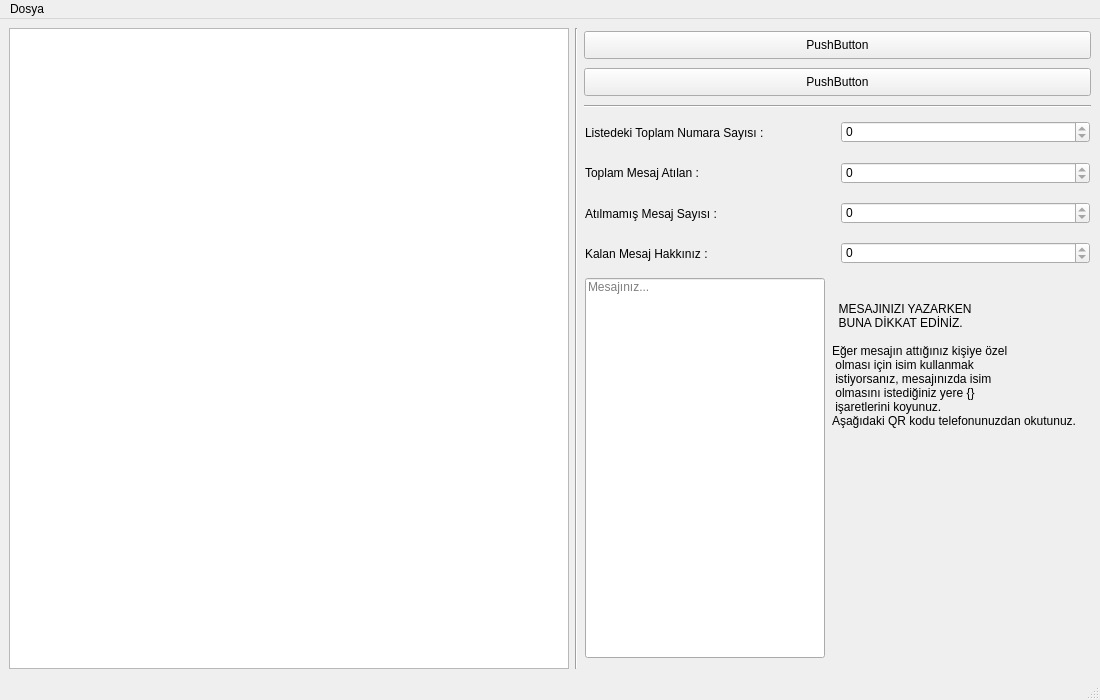
First picture: the form in .ui Files/Main Window/untitled.ui, repository MFurkan41/WhatsSend, before the edit.
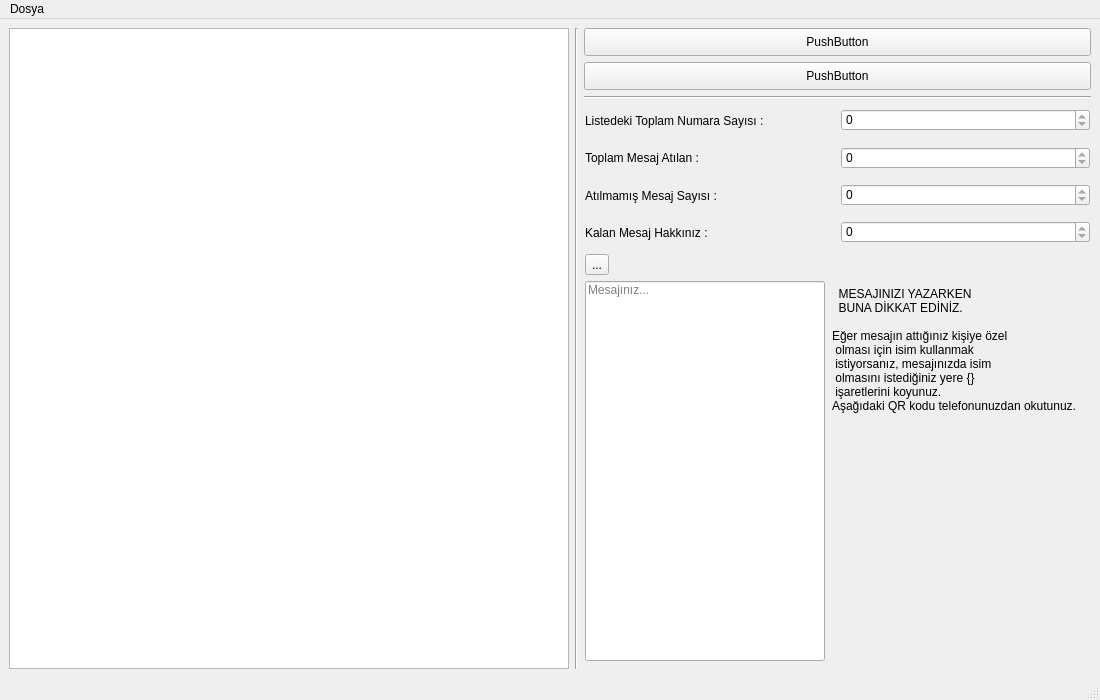
Second picture: the form after the edit. Icons and pictures are not drawn.

Patch:
```diff
--- a/.ui Files/Main Window/untitled.ui
+++ b/.ui Files/Main Window/untitled.ui
@@ -312,6 +312,15 @@
         <item>
          <layout class="QHBoxLayout" name="horizontalLayout_7">
           <item>
+           <layout class="QVBoxLayout" name="verticalLayout_7">
+            <item>
+             <widget class="QToolButton" name="toolButton">
+              <property name="text">
+               <string>...</string>
+              </property>
+             </widget>
+            </item>
+            <item>
            <widget class="QLineEdit" name="lineEdit">
             <property name="minimumSize">
              <size>
@@ -332,6 +341,8 @@
              <string>Mesajınız...</string>
             </property>
            </widget>
+            </item>
+           </layout>
           </item>
           <item>
            <layout class="QVBoxLayout" name="verticalLayout_2">
```
Lines whose indentation alone changed are shown as unchanged.
